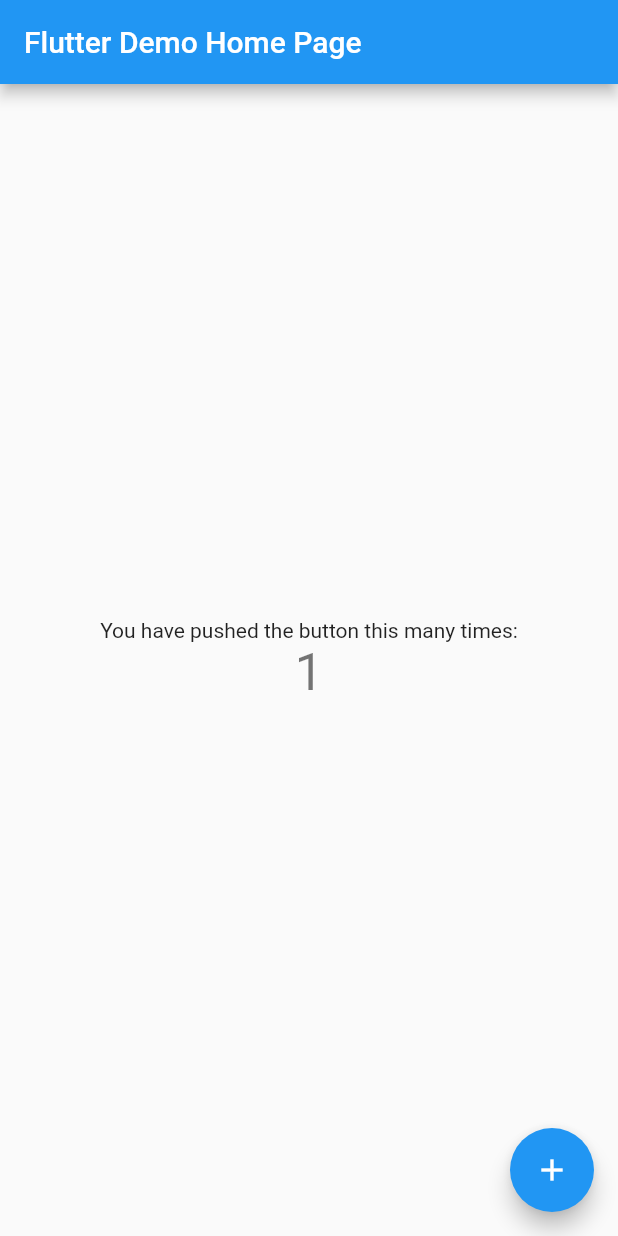
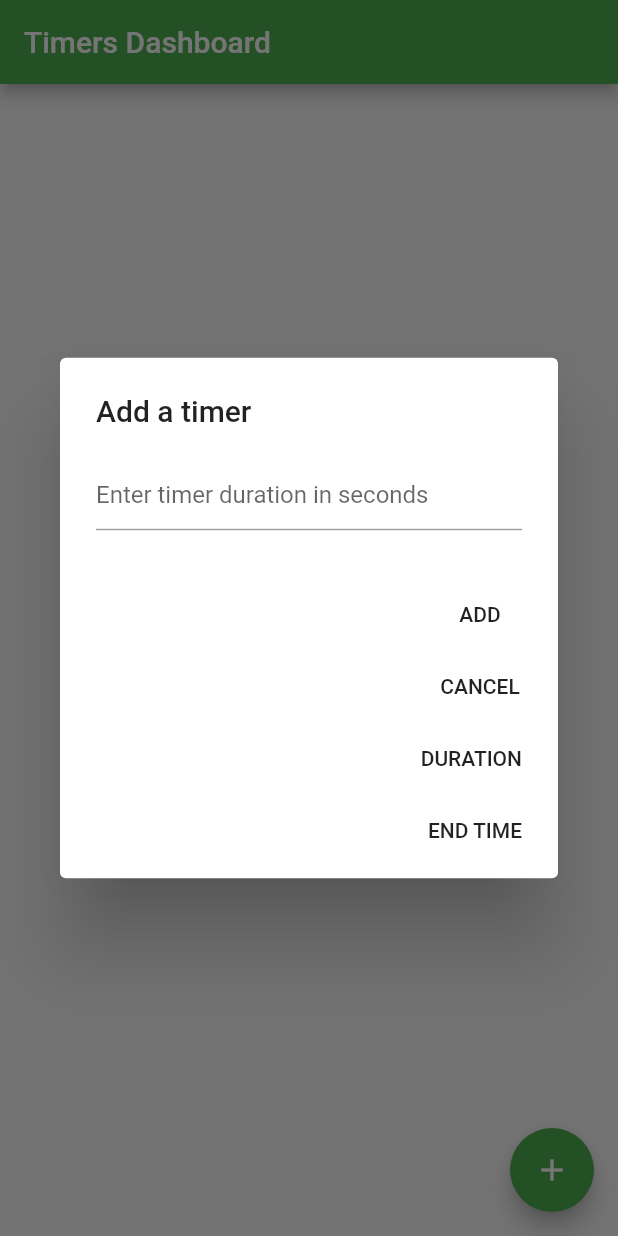
Before and after one commit to oapa/yetanothertimerapp, a Flutter app: the screen it shows after launch, after a tap on the "add" icon, on a phone screen of 412 x 824 dp. Run offline on Flutter 3.47's test engine with Material 2 defaults, Android fonts, the light colour scheme and no system bars; statements that could not run were skipped.

Commit message:
adding basic multiple timer functionality and organizing files

```diff
--- /dev/null
+++ b/lib/components/TimerWidget.dart
@@ -0,0 +1,90 @@
+import 'package:flutter/material.dart';
+import 'dart:async';
+
+class YATATimer extends StatefulWidget {
+  YATATimer({Key key, @required this.duration}) : super(key: key);
+
+  final int duration;
+
+  @override
+  _YATATimerState createState() => new _YATATimerState(duration);
+}
+
+class _YATATimerState extends State<YATATimer> {
+  final oneSec = const Duration(seconds: 1);
+  int _duration;
+  int _timeRemaining;
+  DateTime _originalStartTime;
+  int pauseCounter = 0;
+  DateTime _startTime;
+  DateTime _endTime;
+  bool _isRunning = true;
+  bool _isComplete = false;
+  Timer timer;
+  // ListTile timerTile;
+
+  _YATATimerState(int duration) {
+    _duration = duration;
+    _timeRemaining = duration;
+    _originalStartTime = DateTime.now();
+    // _endTime = _startTime.add(Duration(seconds: _timeRemaining));
+    _startTimer();
+    // _isRunning = true;
+  }
+
+  void _startTimer() {
+    _isRunning = true;
+    _startTime = DateTime.now();
+    _endTime = _startTime.add(Duration(seconds: _timeRemaining));
+    timer = Timer.periodic(
+        oneSec,
+        (Timer timer) => {
+              setState(
+                () {
+                  if (_timeRemaining < 1) {
+                    timer.cancel();
+                    _isComplete = true;
+                    _isRunning = false;
+                  } else {
+                    _timeRemaining -= 1;
+                  }
+                },
+              )
+            });
+  }
+
+  void _pauseTimer() {
+    pauseCounter += 1;
+    setState(() {
+      timer.cancel();
+      _isRunning = false;
+    });
+  }
+
+  String formattedTime(DateTime timestamp) {
+    return "${timestamp?.hour}:"
+        "${timestamp?.minute.toString().padLeft(2, "0")}:"
+        "${timestamp?.second.toString().padLeft(2, "0")}";
+  }
+
+  String formatETA() {
+    if (_isRunning) {
+      return "Started at: ${formattedTime(_startTime)} to finish at: ${formattedTime(_endTime)}";
+    } else if (_isComplete) {
+      return "Timer completed at: ${formattedTime(_endTime)}";
+    } else {
+      return "Timer is paused";
+    }
+  }
+
+  Widget build(BuildContext context) {
+    return GestureDetector(
+        onDoubleTap: () {
+          print("registered double tap");
+          _isRunning ? _pauseTimer() : _startTimer();
+        },
+        child: ListTile(
+            title: Text("$_timeRemaining / $_duration seconds left"),
+            subtitle: Text(formatETA())));
+  }
+}
--- a/lib/main.dart
+++ b/lib/main.dart
@@ -1,113 +1,19 @@
 import 'package:flutter/material.dart';
+import 'package:yetanothertimerapp/screens/Home.dart';
 
 void main() {
-  runApp(MyApp());
+  runApp(YetAnotherTimerApp());
 }
 
-class MyApp extends StatelessWidget {
-  // This widget is the root of your application.
+class YetAnotherTimerApp extends StatelessWidget {
   @override
   Widget build(BuildContext context) {
     return MaterialApp(
-      title: 'Flutter Demo',
+      title: 'Yet Another Timer App',
       theme: ThemeData(
-        // This is the theme of your application.
-        //
-        // Try running your application with "flutter run". You'll see the
-        // application has a blue toolbar. Then, without quitting the app, try
-        // changing the primarySwatch below to Colors.green and then invoke
-        // "hot reload" (press "r" in the console where you ran "flutter run",
-        // or simply save your changes to "hot reload" in a Flutter IDE).
-        // Notice that the counter didn't reset back to zero; the application
-        // is not restarted.
         primarySwatch: Colors.blue,
       ),
-      home: MyHomePage(title: 'Flutter Demo Home Page'),
+      home: YATAHomePage(title: 'Timers Dashboard'),
     );
   }
 }
-
-class MyHomePage extends StatefulWidget {
-  MyHomePage({Key key, this.title}) : super(key: key);
-
-  // This widget is the home page of your application. It is stateful, meaning
-  // that it has a State object (defined below) that contains fields that affect
-  // how it looks.
-
-  // This class is the configuration for the state. It holds the values (in this
-  // case the title) provided by the parent (in this case the App widget) and
-  // used by the build method of the State. Fields in a Widget subclass are
-  // always marked "final".
-
-  final String title;
-
-  @override
-  _MyHomePageState createState() => _MyHomePageState();
-}
-
-class _MyHomePageState extends State<MyHomePage> {
-  int _counter = 0;
-
-  void _incrementCounter() {
-    setState(() {
-      // This call to setState tells the Flutter framework that something has
-      // changed in this State, which causes it to rerun the build method below
-      // so that the display can reflect the updated values. If we changed
-      // _counter without calling setState(), then the build method would not be
-      // called again, and so nothing would appear to happen.
-      _counter++;
-    });
-  }
-
-  @override
-  Widget build(BuildContext context) {
-    // This method is rerun every time setState is called, for instance as done
-    // by the _incrementCounter method above.
-    //
-    // The Flutter framework has been optimized to make rerunning build methods
-    // fast, so that you can just rebuild anything that needs updating rather
-    // than having to individually change instances of widgets.
-    return Scaffold(
-      appBar: AppBar(
-        // Here we take the value from the MyHomePage object that was created by
-        // the App.build method, and use it to set our appbar title.
-        title: Text(widget.title),
-      ),
-      body: Center(
-        // Center is a layout widget. It takes a single child and positions it
-        // in the middle of the parent.
-        child: Column(
-          // Column is also a layout widget. It takes a list of children and
-          // arranges them vertically. By default, it sizes itself to fit its
-          // children horizontally, and tries to be as tall as its parent.
-          //
-          // Invoke "debug painting" (press "p" in the console, choose the
-          // "Toggle Debug Paint" action from the Flutter Inspector in Android
-          // Studio, or the "Toggle Debug Paint" command in Visual Studio Code)
-          // to see the wireframe for each widget.
-          //
-          // Column has various properties to control how it sizes itself and
-          // how it positions its children. Here we use mainAxisAlignment to
-          // center the children vertically; the main axis here is the vertical
-          // axis because Columns are vertical (the cross axis would be
-          // horizontal).
-          mainAxisAlignment: MainAxisAlignment.center,
-          children: <Widget>[
-            Text(
-              'You have pushed the button this many times:',
-            ),
-            Text(
-              '$_counter',
-              style: Theme.of(context).textTheme.headline4,
-            ),
-          ],
-        ),
-      ),
-      floatingActionButton: FloatingActionButton(
-        onPressed: _incrementCounter,
-        tooltip: 'Increment',
-        child: Icon(Icons.add),
-      ), // This trailing comma makes auto-formatting nicer for build methods.
-    );
-  }
-}
--- /dev/null
+++ b/lib/screens/Home.dart
@@ -0,0 +1,92 @@
+import 'package:flutter/material.dart';
+import 'package:yetanothertimerapp/components/TimerWidget.dart';
+
+class YATAHomePage extends StatefulWidget {
+  YATAHomePage({Key key, this.title}) : super(key: key);
+
+  final String title;
+
+  @override
+  _YATAState createState() => _YATAState();
+}
+
+class _YATAState extends State<YATAHomePage> {
+  final List<Widget> _timerList = <Widget>[];
+  final TextEditingController _textFieldController = TextEditingController();
+
+  @override
+  Widget build(BuildContext context) {
+    return MaterialApp(
+        title: 'Yet Another Timer App',
+        theme: ThemeData(
+          primarySwatch: Colors.green,
+        ),
+        home: Scaffold(
+          appBar: AppBar(
+            title: Text(widget.title),
+          ),
+          body: ListView(children: _getTimers()),
+          floatingActionButton: FloatingActionButton(
+            onPressed: () => _displayDialog(context),
+            tooltip: 'Add Timer',
+            child: Icon(Icons.add),
+          ),
+        ));
+  }
+
+  void _addTimer(int duration) {
+    setState(() {
+      _timerList.add(YATATimer(duration: duration));
+    });
+    _textFieldController.clear();
+  }
+
+  Future<AlertDialog> _displayDialog(BuildContext context) async {
+    return showDialog(
+        context: context,
+        builder: (BuildContext context) {
+          return AlertDialog(
+            title: const Text('Add a timer'),
+            content: TextField(
+                controller: _textFieldController,
+                decoration: const InputDecoration(
+                    hintText: 'Enter timer duration in seconds')),
+            actions: <Widget>[
+              FlatButton(
+                child: const Text('ADD'),
+                onPressed: () {
+                  Navigator.of(context).pop();
+                  _addTimer(int.parse(_textFieldController.text));
+                },
+              ),
+              FlatButton(
+                child: const Text('CANCEL'),
+                onPressed: () {
+                  Navigator.of(context).pop();
+                },
+              ),
+              FlatButton(
+                child: const Text('DURATION'),
+                onPressed: () {
+                  Navigator.of(context).pop();
+                },
+              ),
+              FlatButton(
+                child: const Text('END TIME'),
+                onPressed: () {
+                  Navigator.of(context).pop();
+                },
+              )
+            ],
+          );
+        });
+  }
+
+  List<Widget> _getTimers() {
+    List<Widget> _timerWidgets = [];
+    for (YATATimer timerWidget in _timerList) {
+      _timerWidgets.add(timerWidget);
+    }
+    return _timerWidgets;
+  }
+}
--- a/pubspec.yaml
+++ b/pubspec.yaml
@@ -1,4 +1,4 @@
-name: multitimer
+name: yetanothertimerapp
 description: A new Flutter project.
 
 # The following line prevents the package from being accidentally published to
```
Also changed, not shown: lib/screens/NewTimer.dart (added, +8 -0 lines), 2 other files.
